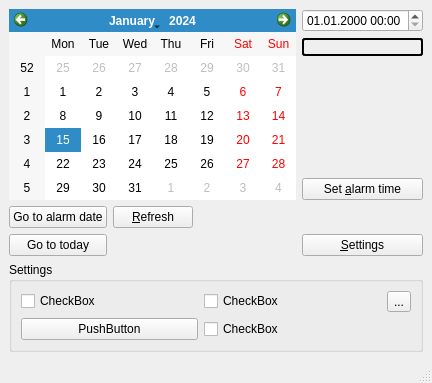
The window that src/gui/ui/mainwindow.ui (flexoid/QRtcAlarm) describes before a commit, drawn with Qt 5.
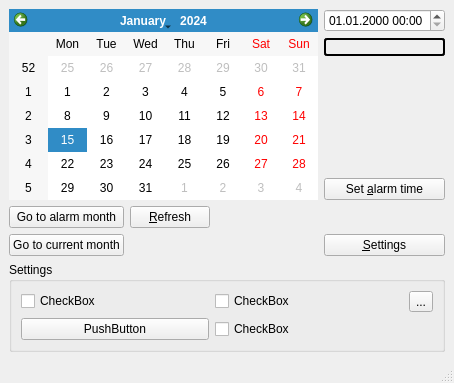
The same window after the commit. Custom widgets are drawn as their Qt base class.

Commit message: Fixed text on "goto" buttons

What changed in the file:
```diff
--- a/src/gui/ui/mainwindow.ui
+++ b/src/gui/ui/mainwindow.ui
@@ -9,7 +9,7 @@
    <rect>
     <x>0</x>
     <y>0</y>
-    <width>432</width>
+    <width>454</width>
     <height>383</height>
    </rect>
   </property>
@@ -82,7 +82,7 @@
       <item row="4" column="0">
        <widget class="QPushButton" name="goToAlarmButton">
         <property name="text">
-         <string>Go to alarm date</string>
+         <string>Go to alarm month</string>
         </property>
        </widget>
       </item>
@@ -102,7 +102,7 @@
       <item row="5" column="0">
        <widget class="QPushButton" name="goToTodayButton">
         <property name="text">
-         <string>Go to today</string>
+         <string>Go to current month</string>
         </property>
        </widget>
       </item>
```
Left out of the diff: 2 changed lines with no effect on the pictures. The commit also changes 1 other file.
